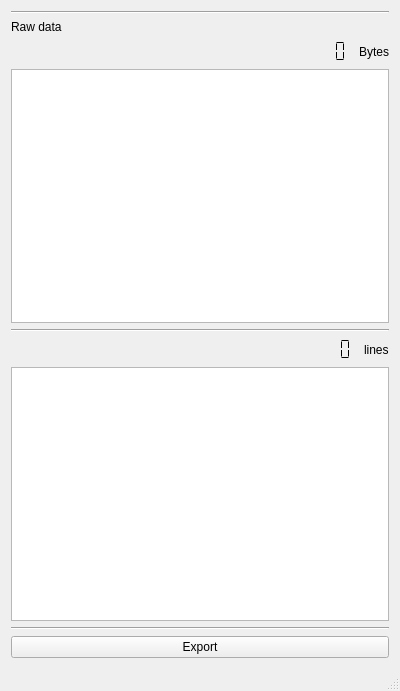
Above: mainwindow.ui from OpenUAS/lisa_s_logger_reader before the change. Below: the same form after it.
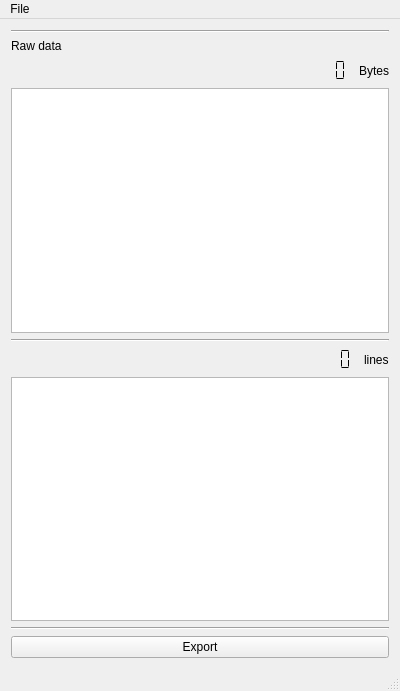
That is the form after the change. Icons and pictures are not drawn.

Commit message: added some option to make the application usable

Diff of the .ui file:
```diff
--- a/mainwindow.ui
+++ b/mainwindow.ui
@@ -191,6 +191,15 @@
      <height>25</height>
     </rect>
    </property>
+   <widget class="QMenu" name="menuFile">
+    <property name="title">
+     <string>File</string>
+    </property>
+    <addaction name="actionDump_memory"/>
+    <addaction name="actionClear_interface"/>
+    <addaction name="actionExport_data"/>
+   </widget>
+   <addaction name="menuFile"/>
   </widget>
   <widget class="QStatusBar" name="statusBar"/>
  </widget>
```
Left out of the diff: 43 changed lines with no effect on the pictures. The commit also changes 2 other files.
